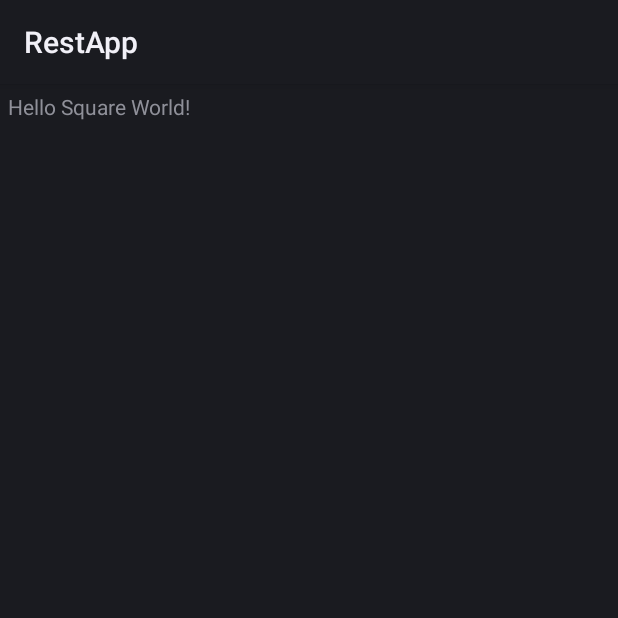
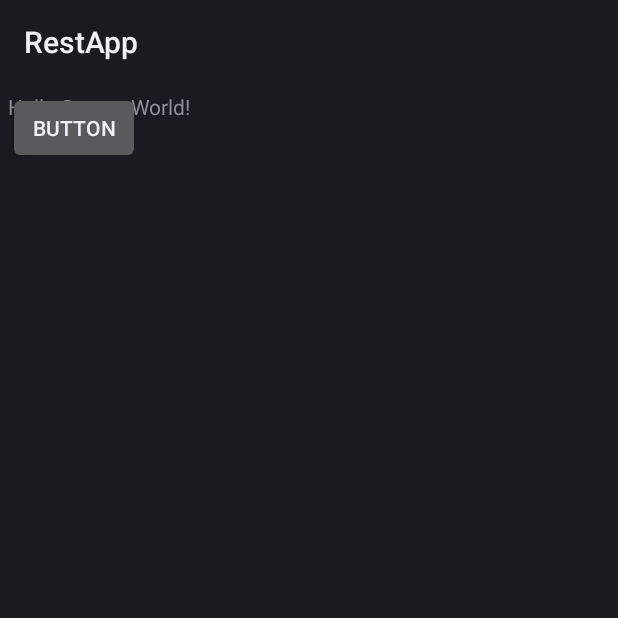
Before and after one commit to EmanuelLop/RestApp-ELCH-DDI-2022, an Android app: the screen it shows after launch (MainActivity), on a phone screen of 412 x 824 dp, the top half of it. Run offline under Robolectric (Android 15) with nearby library versions, the phone set to English and light mode, and no system bars; plain views replace BoxInsetLayout.

Commit message:
Proyecto REST contruccion

```diff
--- a/app/build.gradle
+++ b/app/build.gradle
@@ -33,4 +33,5 @@ dependencies {
     implementation 'androidx.legacy:legacy-support-v4:1.0.0'
     implementation 'androidx.recyclerview:recyclerview:1.2.1'
     implementation 'androidx.wear:wear:1.2.0'
+    implementation 'androidx.constraintlayout:constraintlayout:2.1.4'
 }
--- a/app/src/main/res/layout/activity_main.xml
+++ b/app/src/main/res/layout/activity_main.xml
@@ -8,7 +8,8 @@
     tools:context=".MainActivity"
     tools:deviceIds="wear">
 
-    <FrameLayout
+    <androidx.constraintlayout.widget.ConstraintLayout
+        android:id="@+id/frameLayout"
         android:layout_width="match_parent"
         android:layout_height="match_parent"
         android:padding="@dimen/inner_frame_layout_padding"
@@ -20,5 +21,13 @@
             android:layout_height="wrap_content"
             android:text="@string/hello_world" />
 
-    </FrameLayout>
+        <Button
+            android:id="@+id/button"
+            android:layout_width="wrap_content"
+            android:layout_height="wrap_content"
+            android:text="Button"
+            tools:layout_editor_absoluteX="41dp"
+            tools:layout_editor_absoluteY="85dp" />
+
+    </androidx.constraintlayout.widget.ConstraintLayout>
 </androidx.wear.widget.BoxInsetLayout>
```
